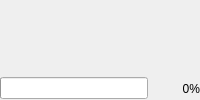
Above: tools/installer/ProgressForm.ui from enhantica/edi before the change. Below: the same form after it.
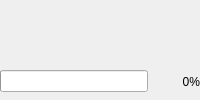
That is the form after the change.

Commit message: Top the progress page; no header or clipping on maintenance pages

```diff
--- a/tools/installer/ProgressForm.ui
+++ b/tools/installer/ProgressForm.ui
@@ -6,9 +6,16 @@
 <ui version="4.0">
  <class>ProgressForm</class>
  <widget class="QWidget" name="ProgressForm">
+  <!-- Takes the page's spare height, with its content at the top like every other page's. -->
+  <property name="sizePolicy">
+   <sizepolicy hsizetype="Preferred" vsizetype="Expanding">
+    <horstretch>0</horstretch>
+    <verstretch>1</verstretch>
+   </sizepolicy>
+  </property>
   <layout class="QVBoxLayout" name="ProgressColumn">
    <property name="spacing">
-    <number>16</number>
+    <number>12</number>
    </property>
    <property name="leftMargin">
     <number>0</number>
@@ -61,6 +68,13 @@
      </item>
     </layout>
    </item>
+   <item>
+    <spacer name="ProgressSpacer">
+     <property name="orientation">
+      <enum>Qt::Vertical</enum>
+     </property>
+    </spacer>
+   </item>
   </layout>
  </widget>
 </ui>
```
Left out of the diff: 1 changed line with no effect on the pictures. The commit also changes 3 other files.
